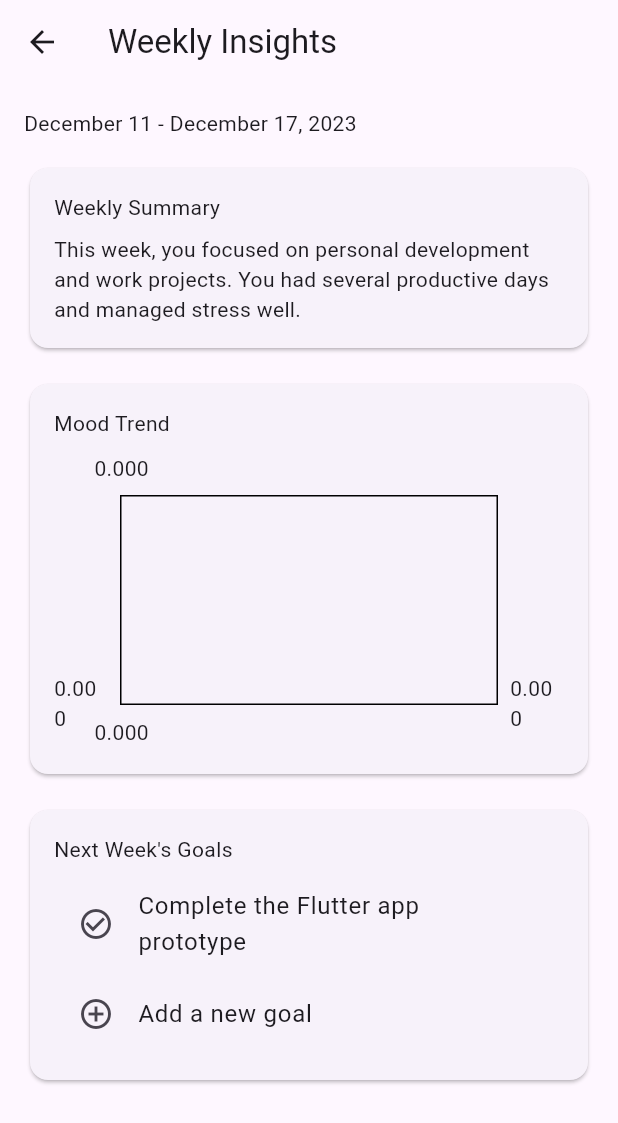
After one commit to niaotaojiao/gemilife, a Flutter app: the Review screen opened directly, on a phone screen of 412 x 824 dp. The commit adds this screen. Shown: the top 1123 px of the screen. Run offline on Flutter 3.47's test engine with Material 3 defaults, Android fonts, the phone set to English and light mode, and no system bars; drawn by our look-alikes of fl_chart; our stand-ins replace audioplayers, camera, cloud_firestore, firebase_auth, firebase_core, flutter_dotenv and 5 more; missing offline and left inert: google_mlkit_commons, google_mlkit_pose_detection; accounts and stored records are empty.

Commit message:
add review page

```diff
--- a/lib/main_page.dart
+++ b/lib/main_page.dart
@@ -1,4 +1,5 @@
 import 'package:flutter/material.dart';
+import 'package:gemilife/review/pages/review.dart';
 import 'package:google_nav_bar/google_nav_bar.dart';
 
 import 'profile/pages/profile_page.dart';
@@ -20,6 +21,7 @@ class _MainPageState extends State<MainPage> {
     const Home(),
     const TimerPage(),
     const SportsListPage(),
+    const Review(),
     const ProfilePage(),
   ];
 
@@ -64,6 +66,13 @@ class _MainPageState extends State<MainPage> {
                 textColor: Colors.white,
               ),
               GButton(
+                icon: Icons.assessment,
+                text: 'Review',
+                iconColor: Colors.white,
+                iconActiveColor: Colors.white,
+                textColor: Colors.white,
+              ),
+              GButton(
                 icon: Icons.person,
                 text: 'Profile',
                 iconColor: Colors.white,
--- /dev/null
+++ b/lib/review/pages/review.dart
@@ -0,0 +1,94 @@
+import 'package:flutter/material.dart';
+
+import 'package:fl_chart/fl_chart.dart';
+
+class Review extends StatelessWidget {
+  const Review({super.key});
+
+  @override
+  Widget build(BuildContext context) {
+    return Scaffold(
+      appBar: AppBar(
+        title: Text('Weekly Insights'),
+      ),
+      body: SingleChildScrollView(
+        child: Padding(
+          padding: const EdgeInsets.all(16.0),
+          child: Column(
+            crossAxisAlignment: CrossAxisAlignment.start,
+            children: [
+              Text(
+                'December 11 - December 17, 2023',
+              ),
+              const SizedBox(height: 16),
+              Card(
+                child: Padding(
+                  padding: const EdgeInsets.all(16.0),
+                  child: Column(
+                    crossAxisAlignment: CrossAxisAlignment.start,
+                    children: [
+                      Text(
+                        'Weekly Summary',
+                      ),
+                      SizedBox(height: 8),
+                      Text(
+                        'This week, you focused on personal development and work projects. You had several productive days and managed stress well.',
+                      ),
+                    ],
+                  ),
+                ),
+              ),
+              const SizedBox(height: 16),
+              Card(
+                child: Padding(
+                  padding: const EdgeInsets.all(16.0),
+                  child: Column(
+                    crossAxisAlignment: CrossAxisAlignment.start,
+                    children: [
+                      Text(
+                        'Mood Trend',
+                      ),
+                      SizedBox(height: 8),
+                      Container(
+                        height: 200,
+                        child: LineChart(
+                          LineChartData(
+                              // TODO: Implement actual chart data
+                              ),
+                        ),
+                      ),
+                    ],
+                  ),
+                ),
+              ),
+              const SizedBox(height: 16),
+              Card(
+                child: Padding(
+                  padding: const EdgeInsets.all(16.0),
+                  child: Column(
+                    crossAxisAlignment: CrossAxisAlignment.start,
+                    children: [
+                      Text('Next Week\'s Goals'),
+                      SizedBox(height: 8),
+                      ListTile(
+                        leading: Icon(Icons.check_circle_outline),
+                        title: Text('Complete the Flutter app prototype'),
+                      ),
+                      ListTile(
+                        leading: Icon(Icons.add_circle_outline),
+                        title: Text('Add a new goal'),
+                        onTap: () {
+                          // TODO: Implement add goal functionality
+                        },
+                      ),
+                    ],
+                  ),
+                ),
+              ),
+            ],
+          ),
+        ),
+      ),
+    );
+  }
+}
--- a/pubspec.yaml
+++ b/pubspec.yaml
@@ -41,6 +41,7 @@ dependencies:
   firebase_auth: ^5.1.1
   firebase_core: ^3.1.1
   flutter_dotenv: ^5.1.0
+  fl_chart: ^0.68.0
   google_mlkit_commons: ^0.6.1
   google_mlkit_pose_detection: ^0.10.0
   google_nav_bar: ^5.0.6
```
Also changed, not shown: pubspec.lock.
